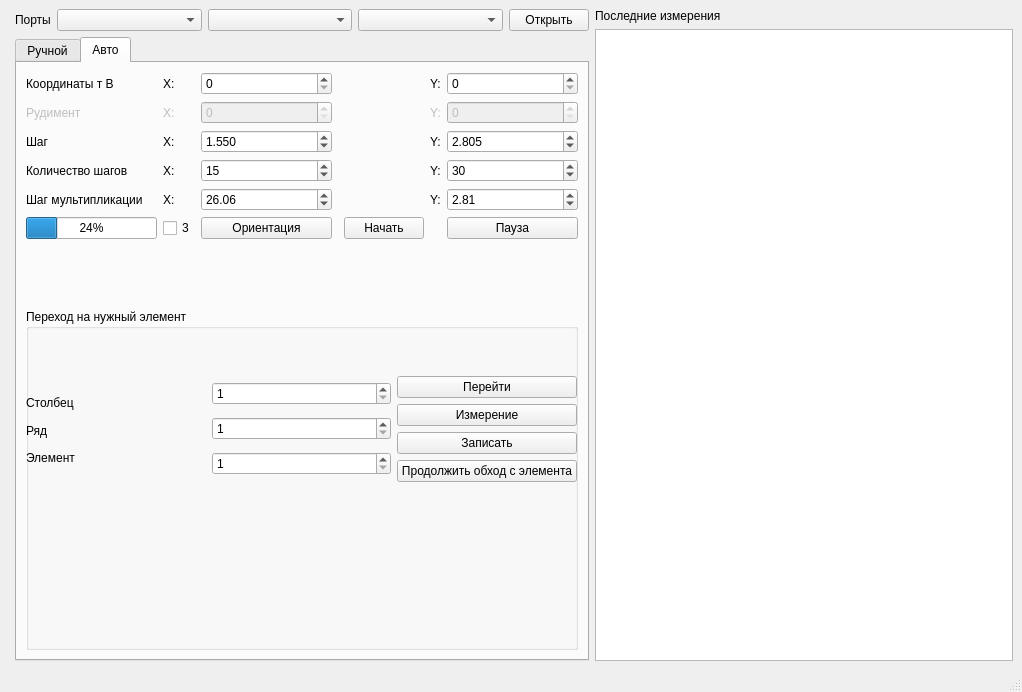
This is mainwindow.ui in NatiBampo/ZondCOM as Qt 5 draws it before an edit. The edited form follows.
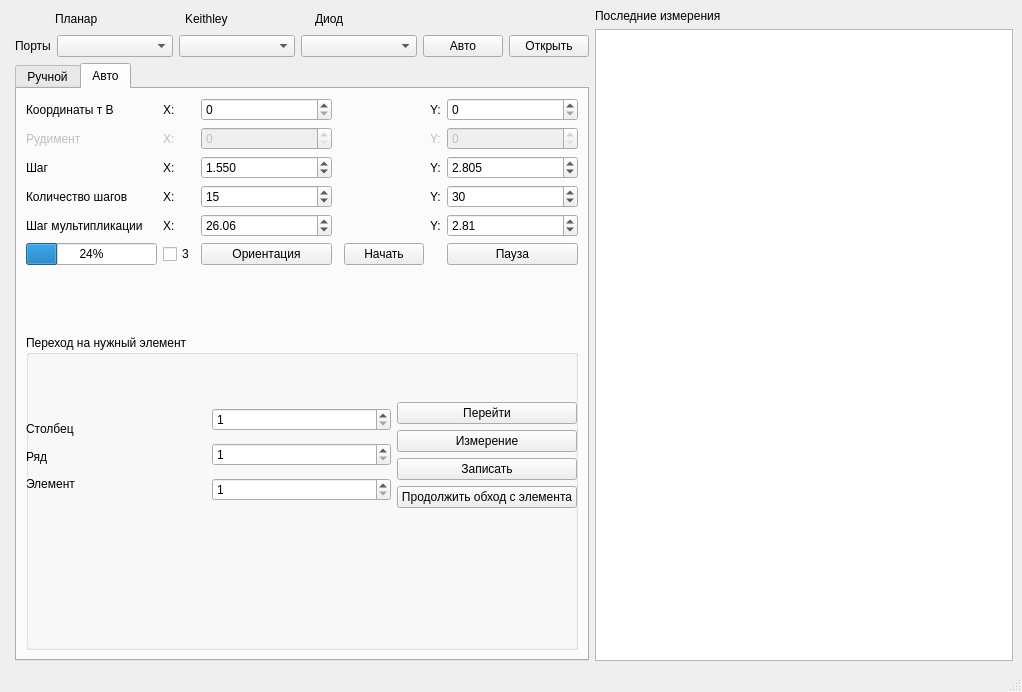
This is the edited form.

Commit message: changed form. added description upper next to COM ports

The edit to the form file:
```diff
--- a/mainwindow.ui
+++ b/mainwindow.ui
@@ -65,63 +65,6 @@
     </item>
     <item row="0" column="0" rowspan="6">
      <layout class="QFormLayout" name="formLayout">
-      <item row="0" column="1">
-       <layout class="QHBoxLayout" name="horizontalLayout">
-        <item>
-         <widget class="QLabel" name="label">
-          <property name="text">
-           <string>Порты</string>
-          </property>
-         </widget>
-        </item>
-        <item>
-         <widget class="QComboBox" name="portComboBox">
-          <property name="sizePolicy">
-           <sizepolicy hsizetype="Expanding" vsizetype="Fixed">
-            <horstretch>0</horstretch>
-            <verstretch>0</verstretch>
-           </sizepolicy>
-          </property>
-          <property name="placeholderText">
-           <string>Планар</string>
-          </property>
-         </widget>
-        </item>
-        <item>
-         <widget class="QComboBox" name="keithlyPortComboBox">
-          <property name="sizePolicy">
-           <sizepolicy hsizetype="Expanding" vsizetype="Fixed">
-            <horstretch>0</horstretch>
-            <verstretch>0</verstretch>
-           </sizepolicy>
-          </property>
-          <property name="placeholderText">
-           <string>Keithley</string>
-          </property>
-         </widget>
-        </item>
-        <item>
-         <widget class="QComboBox" name="lightPortComboBox">
-          <property name="sizePolicy">
-           <sizepolicy hsizetype="Expanding" vsizetype="Fixed">
-            <horstretch>0</horstretch>
-            <verstretch>0</verstretch>
-           </sizepolicy>
-          </property>
-          <property name="placeholderText">
-           <string>Диод</string>
-          </property>
-         </widget>
-        </item>
-        <item>
-         <widget class="QPushButton" name="openPortPushButton">
-          <property name="text">
-           <string>Открыть</string>
-          </property>
-         </widget>
-        </item>
-       </layout>
-      </item>
       <item row="1" column="1">
        <widget class="QTabWidget" name="tabWidget">
         <property name="maximumSize">
@@ -807,6 +750,131 @@
         </widget>
        </widget>
       </item>
+      <item row="0" column="1">
+       <layout class="QVBoxLayout" name="verticalLayout_3">
+        <item>
+         <layout class="QHBoxLayout" name="horizontalLayout_2">
+          <item>
+           <spacer name="horizontalSpacer_2">
+            <property name="orientation">
+             <enum>Qt::Horizontal</enum>
+            </property>
+            <property name="sizeType">
+             <enum>QSizePolicy::Maximum</enum>
+            </property>
+            <property name="sizeHint" stdset="0">
+             <size>
+              <width>40</width>
+              <height>20</height>
+             </size>
+            </property>
+           </spacer>
+          </item>
+          <item>
+           <widget class="QLabel" name="label_26">
+            <property name="text">
+             <string>Планар</string>
+            </property>
+           </widget>
+          </item>
+          <item>
+           <widget class="QLabel" name="label_25">
+            <property name="text">
+             <string>Keithley</string>
+            </property>
+           </widget>
+          </item>
+          <item>
+           <widget class="QLabel" name="label_24">
+            <property name="text">
+             <string>Диод</string>
+            </property>
+           </widget>
+          </item>
+          <item>
+           <spacer name="horizontalSpacer">
+            <property name="orientation">
+             <enum>Qt::Horizontal</enum>
+            </property>
+            <property name="sizeType">
+             <enum>QSizePolicy::Maximum</enum>
+            </property>
+            <property name="sizeHint" stdset="0">
+             <size>
+              <width>150</width>
+              <height>20</height>
+             </size>
+            </property>
+           </spacer>
+          </item>
+         </layout>
+        </item>
+        <item>
+         <layout class="QHBoxLayout" name="horizontalLayout">
+          <item>
+           <widget class="QLabel" name="label">
+            <property name="text">
+             <string>Порты</string>
+            </property>
+           </widget>
+          </item>
+          <item>
+           <widget class="QComboBox" name="portComboBox">
+            <property name="sizePolicy">
+             <sizepolicy hsizetype="Expanding" vsizetype="Fixed">
+              <horstretch>0</horstretch>
+              <verstretch>0</verstretch>
+             </sizepolicy>
+            </property>
+            <property name="placeholderText">
+             <string>Планар</string>
+            </property>
+           </widget>
+          </item>
+          <item>
+           <widget class="QComboBox" name="keithlyPortComboBox">
+            <property name="sizePolicy">
+             <sizepolicy hsizetype="Expanding" vsizetype="Fixed">
+              <horstretch>0</horstretch>
+              <verstretch>0</verstretch>
+             </sizepolicy>
+            </property>
+            <property name="placeholderText">
+             <string>Keithley</string>
+            </property>
+           </widget>
+          </item>
+          <item>
+           <widget class="QComboBox" name="lightPortComboBox">
+            <property name="sizePolicy">
+             <sizepolicy hsizetype="Expanding" vsizetype="Fixed">
+              <horstretch>0</horstretch>
+              <verstretch>0</verstretch>
+             </sizepolicy>
+            </property>
+            <property name="placeholderText">
+             <string>Диод</string>
+            </property>
+           </widget>
+          </item>
+          <item>
+           <widget class="QPushButton" name="pushButton">
+            <property name="text">
+             <string>Авто</string>
+            </property>
+           </widget>
+          </item>
+          <item>
+           <widget class="QPushButton" name="openPortPushButton">
+            <property name="text">
+             <string>Открыть</string>
+            </property>
+           </widget>
+          </item>
+         </layout>
+        </item>
+       </layout>
+      </item>
      </layout>
     </item>
    </layout>
```
Left out of the diff: 2 changed lines with no effect on the pictures. The commit also changes 1 other file.
